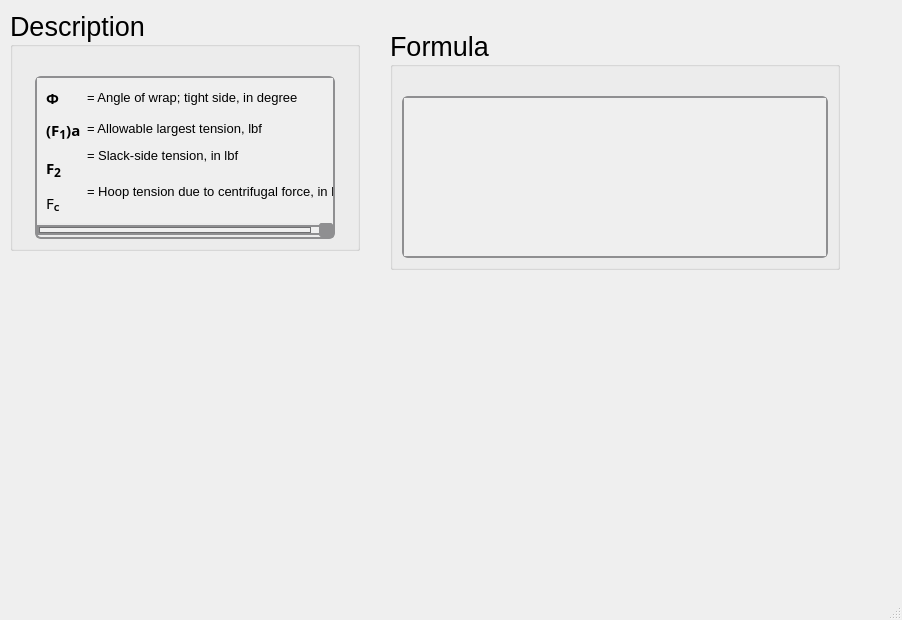
Qt form ui/belt_fprime.ui (Ah00ra/HNNS) before a commit.
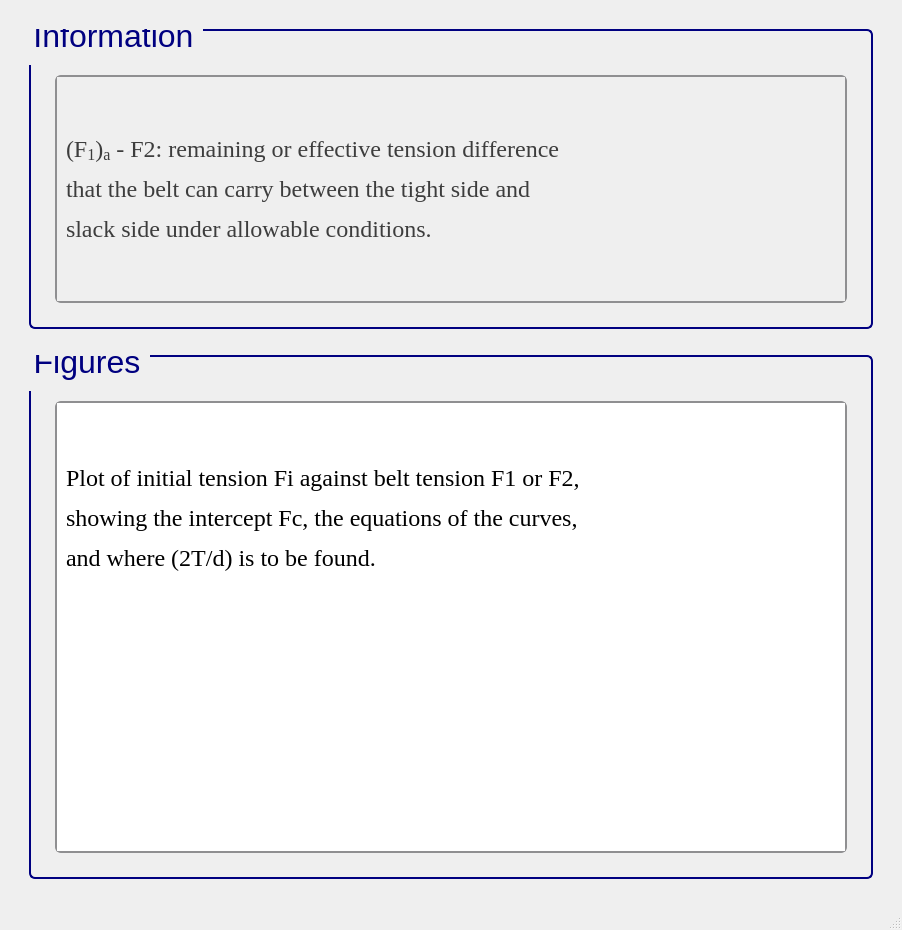
The same form after that commit. Icons and pictures are not drawn.

Commit message: Add ui info to belt and flatbelt metal

Diff of the .ui file:
```diff
--- a/ui/belt_fprime.ui
+++ b/ui/belt_fprime.ui
@@ -7,22 +7,44 @@
     <x>0</x>
     <y>0</y>
     <width>902</width>
-    <height>620</height>
+    <height>930</height>
    </rect>
   </property>
+  <property name="sizePolicy">
+   <sizepolicy hsizetype="Minimum" vsizetype="Minimum">
+    <horstretch>0</horstretch>
+    <verstretch>0</verstretch>
+   </sizepolicy>
+  </property>
+  <property name="minimumSize">
+   <size>
+    <width>900</width>
+    <height>930</height>
+   </size>
+  </property>
   <property name="windowTitle">
    <string>MainWindow</string>
   </property>
   <widget class="QWidget" name="centralwidget">
-   <widget class="QGroupBox" name="groupBox_114">
-    <property name="geometry">
-     <rect>
-      <x>10</x>
-      <y>10</y>
-      <width>350</width>
-      <height>241</height>
-     </rect>
-    </property>
+   <layout class="QGridLayout" name="gridLayout">
+    <item row="0" column="1">
+     <spacer name="verticalSpacer_26">
+      <property name="orientation">
+       <enum>Qt::Vertical</enum>
+      </property>
+      <property name="sizeType">
+       <enum>QSizePolicy::Fixed</enum>
+      </property>
+      <property name="sizeHint" stdset="0">
+       <size>
+        <width>20</width>
+        <height>20</height>
+       </size>
+      </property>
+     </spacer>
+    </item>
+    <item row="1" column="1">
+     <widget class="QGroupBox" name="groupBox_125">
     <property name="sizePolicy">
      <sizepolicy hsizetype="Minimum" vsizetype="Minimum">
       <horstretch>0</horstretch>
@@ -31,50 +53,72 @@
     </property>
     <property name="minimumSize">
      <size>
-      <width>350</width>
-      <height>0</height>
-     </size>
-    </property>
-    <property name="maximumSize">
-     <size>
-      <width>350</width>
-      <height>241</height>
+        <width>822</width>
+        <height>300</height>
      </size>
     </property>
     <property name="font">
      <font>
       <family>Segoe UI</family>
-      <pointsize>20</pointsize>
+        <pointsize>24</pointsize>
       <weight>50</weight>
       <italic>false</italic>
       <bold>false</bold>
      </font>
     </property>
+      <property name="styleSheet">
+       <string notr="true">QGroupBox {
+    border: 2px solid navy;
+    border-radius: 6px;
+    background-color: qlineargradient(x1:0, y1:0, x2:0, y2:1,
+                                      stop:0 #f6f7fa, stop:1 #dadbde);
+    font: 24pt &quot;Segoe UI&quot;;
+    padding: 5px; /* add padding inside the group box */
+    color: black;
+}
+QGroupBox::title {
+    subcontrol-origin: margin;
+    subcontrol-position: top left;
+    padding-left: 0px;
+    padding-right: 5px;
+    padding-top: 0px;
+    margin-top: -22px;  /* shift title up */
+    color: navy;
+    font-weight: bold;
+}
+</string>
+      </property>
     <property name="title">
-     <string>Description</string>
-    </property>
-    <layout class="QGridLayout" name="gridLayout_239">
-     <item row="1" column="0">
-      <widget class="QScrollArea" name="scrollArea_32">
+       <string>Information</string>
+      </property>
+      <layout class="QGridLayout" name="gridLayout_255">
+       <item row="1" column="2">
+        <spacer name="verticalSpacer_36">
+         <property name="orientation">
+          <enum>Qt::Horizontal</enum>
+         </property>
+         <property name="sizeType">
+          <enum>QSizePolicy::Fixed</enum>
+         </property>
+         <property name="sizeHint" stdset="0">
+          <size>
+           <width>10</width>
+           <height>20</height>
+          </size>
+         </property>
+        </spacer>
+       </item>
+       <item row="1" column="1">
+        <widget class="QScrollArea" name="scrollArea_43">
        <property name="sizePolicy">
         <sizepolicy hsizetype="Minimum" vsizetype="Minimum">
          <horstretch>0</horstretch>
          <verstretch>0</verstretch>
         </sizepolicy>
        </property>
-       <property name="maximumSize">
-        <size>
-         <width>300</width>
-         <height>361</height>
-        </size>
-       </property>
        <property name="font">
         <font>
-         <family>Segoe UI</family>
          <pointsize>15</pointsize>
-         <weight>50</weight>
-         <italic>false</italic>
-         <bold>false</bold>
         </font>
        </property>
        <property name="styleSheet">
@@ -147,130 +191,94 @@
        <property name="widgetResizable">
         <bool>true</bool>
        </property>
-       <widget class="QWidget" name="scrollAreaWidgetContents_32">
+         <widget class="QWidget" name="scrollAreaWidgetContents_43">
         <property name="geometry">
          <rect>
           <x>0</x>
           <y>0</y>
-          <width>325</width>
-          <height>134</height>
-         </rect>
-        </property>
-        <layout class="QGridLayout" name="gridLayout_101">
+            <width>758</width>
+            <height>212</height>
+           </rect>
+          </property>
+          <layout class="QGridLayout" name="gridLayout_3">
          <item row="0" column="0">
           <widget class="QLabel" name="label_92">
            <property name="font">
             <font>
-             <family>Segoe UI Variable Text Semibold</family>
-             <pointsize>11</pointsize>
-             <weight>75</weight>
-             <bold>true</bold>
-            </font>
-           </property>
+               <family>Times New Roman</family>
+               <pointsize>18</pointsize>
+               <weight>50</weight>
+               <bold>false</bold>
+              </font>
+             </property>
+             <property name="cursor">
+              <cursorShape>ArrowCursor</cursorShape>
+             </property>
+             <property name="frameShape">
+              <enum>QFrame::NoFrame</enum>
+             </property>
            <property name="text">
-            <string>&lt;html&gt;&lt;head/&gt;&lt;body&gt;&lt;p&gt;Φ&lt;/p&gt;&lt;/body&gt;&lt;/html&gt;</string>
+              <string>&lt;html&gt;&lt;head/&gt;&lt;body&gt;&lt;p&gt;&lt;span style=&quot; color:#3d3d3d;&quot;&gt;(F&lt;/span&gt;&lt;span style=&quot; color:#3d3d3d; vertical-align:sub;&quot;&gt;1&lt;/span&gt;&lt;span style=&quot; color:#3d3d3d;&quot;&gt;)&lt;/span&gt;&lt;span style=&quot; color:#3d3d3d; vertical-align:sub;&quot;&gt;a&lt;/span&gt;&lt;span style=&quot; color:#3d3d3d;&quot;&gt; - F2: remaining or effective tension difference &lt;/span&gt;&lt;/p&gt;&lt;p&gt;&lt;span style=&quot; color:#3d3d3d;&quot;&gt;that the belt can carry between the tight side and &lt;/span&gt;&lt;/p&gt;&lt;p&gt;&lt;span style=&quot; color:#3d3d3d;&quot;&gt;slack side under allowable conditions.&lt;/span&gt;&lt;/p&gt;&lt;/body&gt;&lt;/html&gt;</string>
            </property>
           </widget>
          </item>
-         <item row="0" column="1">
-          <widget class="QLabel" name="htext_429">
-           <property name="font">
-            <font>
-             <pointsize>10</pointsize>
-            </font>
-           </property>
-           <property name="text">
-            <string>&lt;html&gt;&lt;head/&gt;&lt;body&gt;&lt;p&gt;= Angle of wrap; tight side, in degree&lt;/p&gt;&lt;/body&gt;&lt;/html&gt;</string>
-           </property>
-          </widget>
+          </layout>
+         </widget>
+        </widget>
+       </item>
+       <item row="2" column="1">
+        <spacer name="verticalSpacer_37">
+         <property name="orientation">
+          <enum>Qt::Vertical</enum>
+         </property>
+         <property name="sizeType">
+          <enum>QSizePolicy::Fixed</enum>
+         </property>
+         <property name="sizeHint" stdset="0">
+          <size>
+           <width>10</width>
+           <height>10</height>
+          </size>
+         </property>
+        </spacer>
          </item>
          <item row="1" column="0">
-          <widget class="QLabel" name="label_93">
-           <property name="font">
-            <font>
-             <family>Segoe UI Variable Small Semibol</family>
-             <pointsize>11</pointsize>
-             <weight>75</weight>
-             <bold>true</bold>
-            </font>
-           </property>
-           <property name="text">
-            <string>&lt;html&gt;&lt;head/&gt;&lt;body&gt;&lt;p&gt;(F&lt;span style=&quot; font-size:14pt; vertical-align:sub;&quot;&gt;1&lt;/span&gt;)a&lt;/p&gt;&lt;/body&gt;&lt;/html&gt;</string>
-           </property>
-          </widget>
-         </item>
-         <item row="1" column="1">
-          <widget class="QLabel" name="htext_431">
-           <property name="font">
-            <font>
-             <pointsize>10</pointsize>
-            </font>
-           </property>
-           <property name="text">
-            <string>&lt;html&gt;&lt;head/&gt;&lt;body&gt;&lt;p&gt;= Allowable largest tension, lbf&lt;/p&gt;&lt;/body&gt;&lt;/html&gt;</string>
-           </property>
-          </widget>
-         </item>
-         <item row="2" column="0" rowspan="2">
-          <widget class="QLabel" name="label_94">
-           <property name="font">
-            <font>
-             <family>Segoe UI Variable Small Semibol</family>
-             <pointsize>11</pointsize>
-             <weight>75</weight>
-             <bold>true</bold>
-            </font>
-           </property>
-           <property name="text">
-            <string>&lt;html&gt;&lt;head/&gt;&lt;body&gt;&lt;p&gt;F&lt;span style=&quot; font-size:14pt; vertical-align:sub;&quot;&gt;2&lt;/span&gt;&lt;/p&gt;&lt;/body&gt;&lt;/html&gt;</string>
-           </property>
+        <spacer name="verticalSpacer_34">
+         <property name="orientation">
+          <enum>Qt::Horizontal</enum>
+         </property>
+         <property name="sizeType">
+          <enum>QSizePolicy::Fixed</enum>
+         </property>
+         <property name="sizeHint" stdset="0">
+          <size>
+           <width>10</width>
+           <height>20</height>
+          </size>
+         </property>
+        </spacer>
+       </item>
+       <item row="0" column="1">
+        <spacer name="verticalSpacer_35">
+         <property name="orientation">
+          <enum>Qt::Vertical</enum>
+         </property>
+         <property name="sizeType">
+          <enum>QSizePolicy::Fixed</enum>
+         </property>
+         <property name="sizeHint" stdset="0">
+          <size>
+           <width>20</width>
+           <height>30</height>
+          </size>
+         </property>
+        </spacer>
+       </item>
+      </layout>
           </widget>
          </item>
          <item row="2" column="1">
-          <widget class="QLabel" name="htext_432">
-           <property name="font">
-            <font>
-             <pointsize>10</pointsize>
-            </font>
-           </property>
-           <property name="text">
-            <string>&lt;html&gt;&lt;head/&gt;&lt;body&gt;&lt;p align=&quot;justify&quot;&gt;= Slack-side tension, in lbf&lt;/p&gt;&lt;/body&gt;&lt;/html&gt;</string>
-           </property>
-          </widget>
-         </item>
-         <item row="3" column="1" rowspan="2">
-          <widget class="QLabel" name="htext_430">
-           <property name="font">
-            <font>
-             <pointsize>10</pointsize>
-            </font>
-           </property>
-           <property name="text">
-            <string>&lt;html&gt;&lt;head/&gt;&lt;body&gt;&lt;p&gt;= Hoop tension due to centrifugal force, in lbf&lt;/p&gt;&lt;/body&gt;&lt;/html&gt;</string>
-           </property>
-          </widget>
-         </item>
-         <item row="4" column="0">
-          <widget class="QLabel" name="label_95">
-           <property name="font">
-            <font>
-             <family>Segoe UI Variable Small Semibol</family>
-             <pointsize>11</pointsize>
-             <weight>75</weight>
-             <bold>true</bold>
-            </font>
-           </property>
-           <property name="text">
-            <string>&lt;html&gt;&lt;head/&gt;&lt;body&gt;&lt;p&gt;&lt;span style=&quot; font-weight:400;&quot;&gt;F&lt;/span&gt;&lt;span style=&quot; vertical-align:sub;&quot;&gt;C&lt;/span&gt;&lt;/p&gt;&lt;/body&gt;&lt;/html&gt;</string>
-           </property>
-          </widget>
-         </item>
-        </layout>
-       </widget>
-      </widget>
-     </item>
-     <item row="0" column="0">
-      <spacer name="verticalSpacer_114">
+     <spacer name="verticalSpacer_23">
        <property name="orientation">
         <enum>Qt::Vertical</enum>
        </property>
@@ -285,17 +293,24 @@
        </property>
       </spacer>
      </item>
-    </layout>
-   </widget>
-   <widget class="QGroupBox" name="groupBox_113">
-    <property name="geometry">
-     <rect>
-      <x>390</x>
-      <y>30</y>
-      <width>450</width>
-      <height>240</height>
-     </rect>
-    </property>
+    <item row="3" column="0">
+     <spacer name="verticalSpacer_25">
+      <property name="orientation">
+       <enum>Qt::Horizontal</enum>
+      </property>
+      <property name="sizeType">
+       <enum>QSizePolicy::Fixed</enum>
+      </property>
+      <property name="sizeHint" stdset="0">
+       <size>
+        <width>20</width>
+        <height>20</height>
+       </size>
+      </property>
+     </spacer>
+    </item>
+    <item row="3" column="1">
+     <widget class="QGroupBox" name="groupBox_42">
     <property name="sizePolicy">
      <sizepolicy hsizetype="Minimum" vsizetype="Minimum">
       <horstretch>0</horstretch>
@@ -304,57 +319,190 @@
     </property>
     <property name="minimumSize">
      <size>
-      <width>450</width>
-      <height>0</height>
-     </size>
-    </property>
-    <property name="maximumSize">
-     <size>
-      <width>450</width>
-      <height>241</height>
+        <width>822</width>
+        <height>350</height>
      </size>
     </property>
     <property name="font">
      <font>
       <family>Segoe UI</family>
-      <pointsize>20</pointsize>
+        <pointsize>24</pointsize>
       <weight>50</weight>
       <italic>false</italic>
       <bold>false</bold>
      </font>
     </property>
+      <property name="styleSheet">
+       <string notr="true">/* GroupBox styling */
+QGroupBox {
+    border: 2px solid navy;
+    border-radius: 6px;
+    background-color: qlineargradient(x1:0, y1:0, x2:0, y2:1,
+    stop:0 #f6f7fa, stop:1 #dadbde);
+    font: 24pt &quot;Segoe UI&quot;;
+    padding: 5px;
+    color: black;
+}
+
+/* GroupBox title styling */
+QGroupBox::title {
+    subcontrol-origin: margin;
+    subcontrol-position: top left;
+    padding-left: 0px;
+    padding-right: 5px;
+    padding-top: 0px;
+    margin-top: -22px;
+    color: navy;
+    font-weight: bold;
+}
+
+/* Make QScrollArea (only within GroupBox) have a white background with correct border */
+QGroupBox QScrollArea {
+    background-color: white !important;
+    border: 2px solid #8f8f91;
+    border-radius: 6px;
+}
+
+/* Make QScrollArea's viewport white as well */
+QGroupBox QScrollArea QWidget {
+    background-color: white !important;
+}
+
+/* Scrollbar styling inside QScrollArea in QGroupBox */
+QGroupBox QScrollArea QScrollBar:vertical, QGroupBox QScrollArea QScrollBar:horizontal {
+    background: qlineargradient(x1:0, y1:0, x2:0, y2:1,
+    stop:0 #f6f7fa, stop:1 #dadbde);
+    border: 2px solid #8f8f91;
+    border-radius: 6px;
+    width: 14px;
+    height: 14px;
+    margin: 2px 0 2px 0;
+}
+
+/* Remove bottom button of vertical scrollbar */
+QGroupBox QScrollArea QScrollBar::add-line:vertical {
+    height: 0px;
+    width: 0px;
+    border: none;
+    background: none;
+    margin: 0px;
+    padding: 0px;
+}
+
+/* Scrollbar handle */
+QGroupBox QScrollArea QScrollBar::handle:vertical, QGroupBox QScrollArea QScrollBar::handle:horizontal {
+    background: qlineargradient(x1:0, y1:0, x2:0, y2:1,
+    stop:0 #8f8f91, stop:1 #6f6f71);
+    min-height: 20px;
+    border-radius: 6px;
+    border: 1px solid #6f6f71;
+}
+
+QGroupBox QScrollArea QScrollBar::handle:vertical:hover, QGroupBox QScrollArea QScrollBar::handle:horizontal:hover {
+    background: qlineargradient(x1:0, y1:0, x2:0, y2:1,
+    stop:0 #6f6f71, stop:1 #4f4f51);
+    border: 1px solid #4f4f51;
+}
+
+/* Scrollbar sub-line buttons */
+QGroupBox QScrollArea QScrollBar::sub-line:vertical, QGroupBox QScrollArea QScrollBar::add-line:horizontal, QGroupBox QScrollArea QScrollBar::sub-line:horizontal {
+    background: #8f8f91;
+    border: none;
+    border-radius: 3px;
+    height: 14px;
+    width: 14px;
+    subcontrol-origin: margin;
+}
+
+QGroupBox QScrollArea QScrollBar::sub-line:vertical:hover, QGroupBox QScrollArea QScrollBar::add-line:horizontal:hover, QGroupBox QScrollArea QScrollBar::sub-line:horizontal:hover {
+    background: #6f6f71;
+}
+
+/* Transparent page areas */
+QGroupBox QScrollArea QScrollBar::add-page:vertical, QGroupBox QScrollArea QScrollBar::sub-page:vertical,
+QGroupBox QScrollArea QScrollBar::add-page:horizontal, QGroupBox QScrollArea QScrollBar::sub-page:horizontal {
+    background: transparent;
+}
+</string>
+      </property>
     <property name="title">
-     <string>Formula</string>
-    </property>
-    <layout class="QGridLayout" name="gridLayout_237">
+       <string>Figures</string>
+      </property>
+      <layout class="QGridLayout" name="gridLayout_2">
+       <item row="0" column="1">
+        <spacer name="verticalSpacer_41">
+         <property name="orientation">
+          <enum>Qt::Vertical</enum>
+         </property>
+         <property name="sizeType">
+          <enum>QSizePolicy::Fixed</enum>
+         </property>
+         <property name="sizeHint" stdset="0">
+          <size>
+           <width>20</width>
+           <height>30</height>
+          </size>
+         </property>
+        </spacer>
+       </item>
      <item row="1" column="0">
-      <widget class="QScrollArea" name="scrollArea_31">
-       <property name="sizePolicy">
-        <sizepolicy hsizetype="Minimum" vsizetype="Minimum">
-         <horstretch>0</horstretch>
-         <verstretch>0</verstretch>
-        </sizepolicy>
-       </property>
-       <property name="font">
-        <font>
-         <family>Segoe UI</family>
-         <pointsize>15</pointsize>
-         <weight>50</weight>
-         <italic>false</italic>
-         <bold>false</bold>
-        </font>
-       </property>
+        <spacer name="verticalSpacer_39">
+         <property name="orientation">
+          <enum>Qt::Horizontal</enum>
+         </property>
+         <property name="sizeType">
+          <enum>QSizePolicy::Fixed</enum>
+         </property>
+         <property name="sizeHint" stdset="0">
+          <size>
+           <width>10</width>
+           <height>20</height>
+          </size>
+         </property>
+        </spacer>
+       </item>
+       <item row="1" column="1">
+        <widget class="QScrollArea" name="scrollArea_3">
        <property name="styleSheet">
-        <string notr="true">QScrollArea {
-    background: qlineargradient(x1:0, y1:0, x2:0, y2:1,
-                               stop:0 #f6f7fa, stop:1 #dadbde);
+          <string notr="true">/* GroupBox styling */
+QGroupBox {
+    border: 2px solid navy;
+    border-radius: 6px;
+    background-color: qlineargradient(x1:0, y1:0, x2:0, y2:1,
+    stop:0 #f6f7fa, stop:1 #dadbde);
+    font: 20pt &quot;Segoe UI&quot;;
+    padding: 5px;
+    color: black;
+}
+
+/* GroupBox title styling */
+QGroupBox::title {
+    subcontrol-origin: margin;
+    subcontrol-position: top left;
+    padding-left: 0px;
+    padding-right: 5px;
+    padding-top: 0px;
+    margin-top: -20px;
+    color: navy;
+    font-weight: bold;
+}
+
+/* Make QScrollArea (only within GroupBox) have a white background with correct border */
+QGroupBox QScrollArea {
+    background-color: white !important;
     border: 2px solid #8f8f91;
     border-radius: 6px;
 }
 
-QScrollArea QScrollBar:vertical, QScrollArea QScrollBar:horizontal {
+/* Make QScrollArea's viewport white as well */
+QGroupBox QScrollArea QWidget {
+    background-color: white !important;
+}
+
+/* Scrollbar styling inside QScrollArea in QGroupBox */
+QGroupBox QScrollArea QScrollBar:vertical, QGroupBox QScrollArea QScrollBar:horizontal {
     background: qlineargradient(x1:0, y1:0, x2:0, y2:1,
-                               stop:0 #f6f7fa, stop:1 #dadbde);
+    stop:0 #f6f7fa, stop:1 #dadbde);
     border: 2px solid #8f8f91;
     border-radius: 6px;
     width: 14px;
@@ -362,8 +510,8 @@
     margin: 2px 0 2px 0;
 }
 
-/* Completely remove the bottom button of the vertical scrollbar */
-QScrollArea QScrollBar::add-line:vertical {
+/* Remove bottom button of vertical scrollbar */
+QGroupBox QScrollArea QScrollBar::add-line:vertical {
     height: 0px;
     width: 0px;
     border: none;
@@ -372,9 +520,10 @@
     padding: 0px;
 }
 
-QScrollArea QScrollBar::handle:vertical, QScrollArea QScrollBar::handle:horizontal {
+/* Scrollbar handle */
+QGroupBox QScrollArea QScrollBar::handle:vertical, QGroupBox QScrollArea QScrollBar::handle:horizontal {
     background: qlineargradient(x1:0, y1:0, x2:0, y2:1,
-                               stop:0 #8f8f91, stop:1 #6f6f71);
+    stop:0 #8f8f91, stop:1 #6f6f71);
     min-height: 20px;
     border-radius: 6px;
     border: 1px solid #6f6f71;
@@ -386,7 +535,8 @@
     border: 1px solid #4f4f51;
 }
 
-QScrollArea QScrollBar::sub-line:vertical, QScrollArea QScrollBar::add-line:horizontal, QScrollArea QScrollBar::sub-line:horizontal {
+/* Scrollbar sub-line buttons */
+QGroupBox QScrollArea QScrollBar::sub-line:vertical, QGroupBox QScrollArea QScrollBar::add-line:horizontal, QGroupBox QScrollArea QScrollBar::sub-line:horizontal {
     background: #8f8f91;
     border: none;
     border-radius: 3px;
@@ -399,54 +549,80 @@
     background: #6f6f71;
 }
 
-QScrollArea QScrollBar::add-page:vertical, QScrollArea QScrollBar::sub-page:vertical,
-QScrollArea QScrollBar::add-page:horizontal, QScrollArea QScrollBar::sub-page:horizontal {
+/* Transparent page areas */
+QGroupBox QScrollArea QScrollBar::add-page:vertical, QGroupBox QScrollArea QScrollBar::sub-page:vertical,
+QGroupBox QScrollArea QScrollBar::add-page:horizontal, QGroupBox QScrollArea QScrollBar::sub-page:horizontal {
     background: transparent;
 }
 </string>
        </property>
-       <property name="verticalScrollBarPolicy">
-        <enum>Qt::ScrollBarAsNeeded</enum>
-       </property>
        <property name="widgetResizable">
         <bool>true</bool>
        </property>
-       <widget class="QWidget" name="scrollAreaWidgetContents_31">
+         <widget class="QWidget" name="scrollAreaWidgetContents_3">
         <property name="geometry">
          <rect>
           <x>0</x>
           <y>0</y>
-          <width>422</width>
-          <height>146</height>
-         </rect>
-        </property>
-        <layout class="QGridLayout" name="gridLayout_238">
+            <width>758</width>
+            <height>380</height>
+           </rect>
+          </property>
+          <layout class="QGridLayout" name="gridLayout_4">
          <item row="0" column="0">
           <widget class="QLabel" name="htext_444">
            <property name="font">
             <font>
-             <family>MS Shell Dlg 2</family>
-             <pointsize>11</pointsize>
+               <family>Times New Roman</family>
+               <pointsize>18</pointsize>
              <weight>50</weight>
-             <italic>false</italic>
              <bold>false</bold>
             </font>
            </property>
+             <property name="cursor">
+              <cursorShape>ArrowCursor</cursorShape>
+             </property>
+             <property name="frameShape">
+              <enum>QFrame::NoFrame</enum>
+             </property>
            <property name="text">
-            <string>&lt;html&gt;&lt;head/&gt;&lt;body&gt;&lt;p&gt;&lt;img src=&quot;:/desc/images/fprime belt.png&quot;/&gt;&lt;/p&gt;&lt;/body&gt;&lt;/html&gt;</string>
-           </property>
-           <property name="scaledContents">
-            <bool>true</bool>
-           </property>
+              <string>&lt;html&gt;&lt;head/&gt;&lt;body&gt;&lt;p&gt;Plot of initial tension Fi against belt tension F1 or F2,&lt;/p&gt;&lt;p&gt;showing the intercept Fc, the equations of the curves, &lt;/p&gt;&lt;p&gt;and where (2T/d) is to be found.&lt;/p&gt;&lt;/body&gt;&lt;/html&gt;</string>
+             </property>
+            </widget>
+           </item>
+           <item row="1" column="0">
+            <widget class="QLabel" name="label">
+             <property name="frameShape">
+              <enum>QFrame::NoFrame</enum>
+             </property>
+             <property name="text">
+              <string>&lt;html&gt;&lt;head/&gt;&lt;body&gt;&lt;p&gt;&lt;img src=&quot;:/info/info/F1a-f2 belt.png&quot;/&gt;&lt;/p&gt;&lt;/body&gt;&lt;/html&gt;</string>
+             </property>
           </widget>
          </item>
         </layout>
        </widget>
       </widget>
      </item>
-     <item row="0" column="0">
-      <spacer name="verticalSpacer_113">
+       <item row="1" column="2">
+        <spacer name="verticalSpacer_40">
        <property name="orientation">
+          <enum>Qt::Horizontal</enum>
+         </property>
+         <property name="sizeType">
+          <enum>QSizePolicy::Fixed</enum>
+         </property>
+         <property name="sizeHint" stdset="0">
+          <size>
+           <width>10</width>
+           <height>20</height>
+          </size>
+         </property>
+        </spacer>
+       </item>
+       <item row="2" column="1">
+        <spacer name="verticalSpacer_38">
+         <property name="orientation">
         <enum>Qt::Vertical</enum>
        </property>
        <property name="sizeType">
@@ -454,14 +630,48 @@
        </property>
        <property name="sizeHint" stdset="0">
         <size>
+           <width>10</width>
+           <height>10</height>
+          </size>
+         </property>
+        </spacer>
+       </item>
+      </layout>
+     </widget>
+    </item>
+    <item row="3" column="2">
+     <spacer name="verticalSpacer_28">
+      <property name="orientation">
+       <enum>Qt::Horizontal</enum>
+      </property>
+      <property name="sizeType">
+       <enum>QSizePolicy::Fixed</enum>
+      </property>
+      <property name="sizeHint" stdset="0">
+       <size>
          <width>20</width>
          <height>20</height>
         </size>
        </property>
       </spacer>
      </item>
-    </layout>
-   </widget>
+    <item row="4" column="1">
+     <spacer name="verticalSpacer_27">
+      <property name="orientation">
+       <enum>Qt::Vertical</enum>
+      </property>
+      <property name="sizeType">
+       <enum>QSizePolicy::Fixed</enum>
+      </property>
+      <property name="sizeHint" stdset="0">
+       <size>
+        <width>20</width>
+        <height>20</height>
+       </size>
+      </property>
+     </spacer>
+    </item>
+   </layout>
   </widget>
   <widget class="QMenuBar" name="menubar">
    <property name="geometry">
```
Left out of the diff: 12 changed lines with no effect on the pictures. Lines whose indentation alone changed are shown as unchanged. The commit also changes 32 other files.
